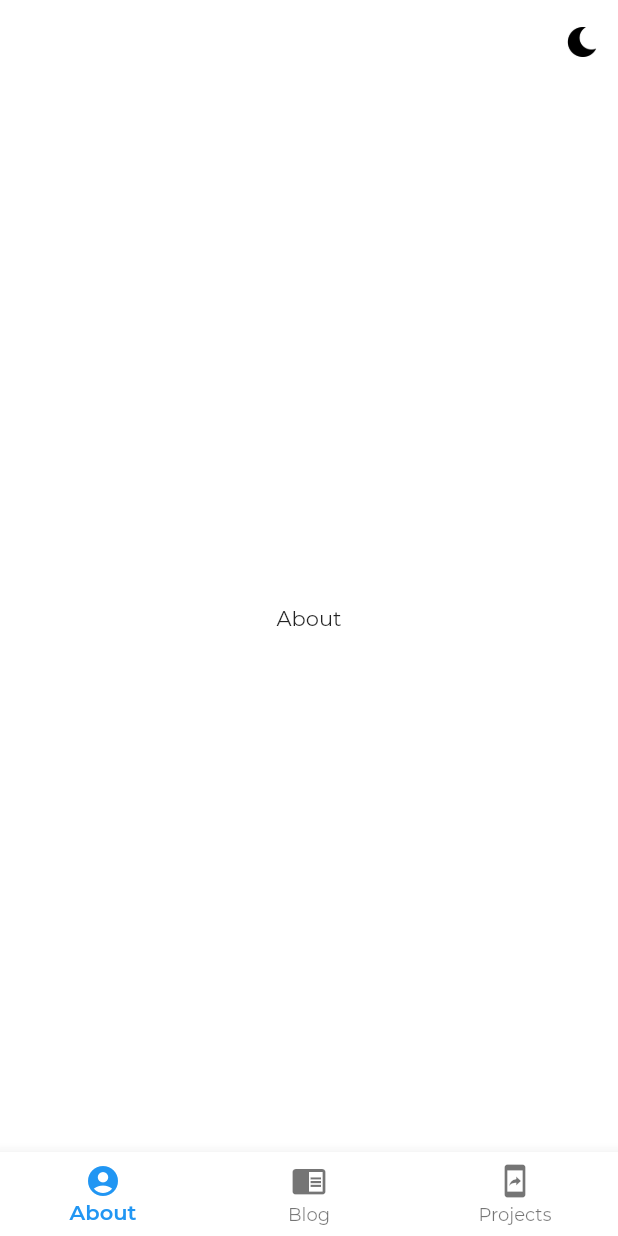
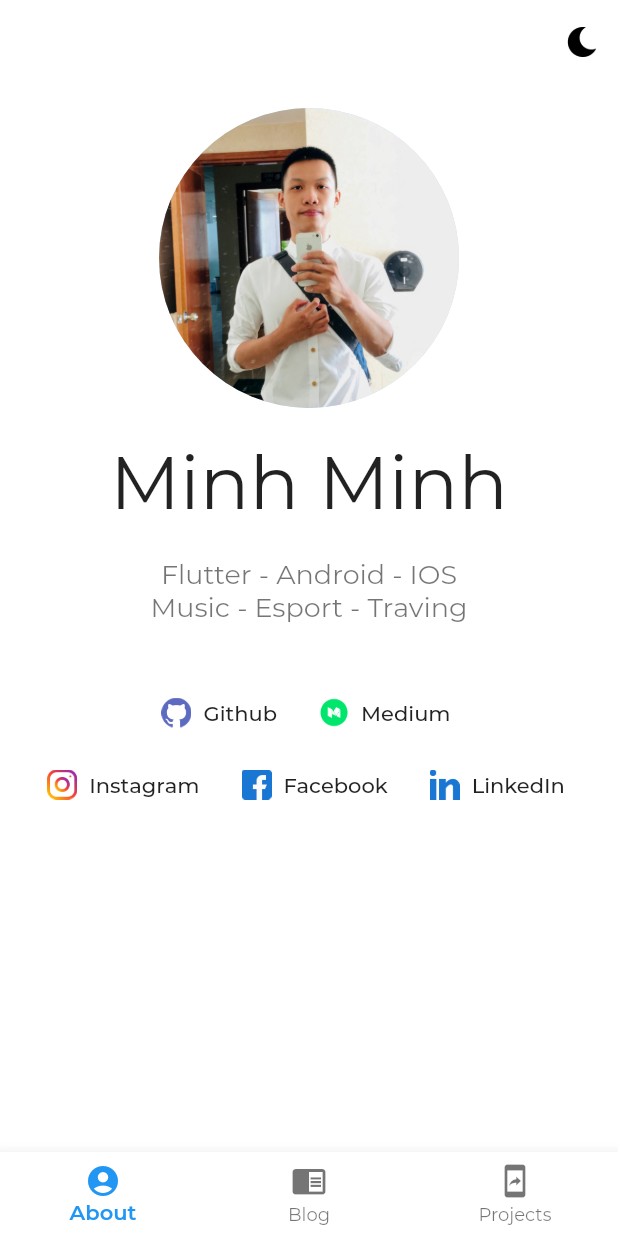
Before and after one commit to MinhMinh9201/portfolio_website_flutter, a Flutter app: the screen it shows after launch, on a phone screen of 412 x 824 dp. Run offline on Flutter 3.47's test engine with Material 2 defaults, Android fonts, the phone set to English and light mode, and no system bars; missing offline and left inert: dart:html.

Commit message:
Done: About page

```diff
--- a/lib/configs/constanst/app_images.dart
+++ b/lib/configs/constanst/app_images.dart
@@ -1,7 +1,11 @@
 class AppImages {
   AppImages._();
 
+  static final String imgAvatar = 'assets/images/avatar.jpg';
+
   static final String icMoon = 'assets/images/moon.png';
+  static final String icInstagram = 'assets/images/instagram.png';
+  static final String icLinkedIn = 'assets/images/linkedin.png';
   static final String icFB = 'assets/images/facebook.png';
   static final String icGithub = 'assets/images/github.png';
   static final String icMedium = 'assets/images/medium.png';
--- /dev/null
+++ b/lib/configs/constanst/app_values.dart
@@ -0,0 +1,11 @@
+class AppValues {
+  AppValues._();
+
+  static final String URL_FB = 'https://www.facebook.com/minh9201';
+  static final String URL_MEDIUM = 'https://medium.com/@minhminh9201';
+  static final String URL_LINKEDIN =
+      'https://www.linkedin.com/in/minh-minh-3b0674191/';
+  static final String URL_INSTAGRAM =
+      'https://www.instagram.com/minh_minh_sunlife/';
+  static final String URL_GITHUB = 'https://github.com/MinhMinh9201';
+}
--- a/lib/configs/constanst/constants.dart
+++ b/lib/configs/constanst/constants.dart
@@ -1,3 +1,4 @@
 export 'app_themes.dart';
 export 'app_styles.dart';
 export 'app_images.dart';
+export 'app_values.dart';
--- a/lib/presentation/about/sc_about.dart
+++ b/lib/presentation/about/sc_about.dart
@@ -1,12 +1,101 @@
 import 'package:flutter/material.dart';
+import 'package:portfolio_website/configs/configs.dart';
+import 'package:portfolio_website/presentation/theme_switcher.dart';
+import 'dart:html' as Html;
 
 class AboutScreen extends StatelessWidget {
   @override
   Widget build(BuildContext context) {
-    return Container(
+    return _buildContent(context);
+  }
+
+  Widget _buildContent(BuildContext context) {
+    return SingleChildScrollView(
       child: Center(
-        child: Text('About'),
+        child: Padding(
+          padding: EdgeInsets.all(16),
+          child: Column(
+            children: [
+              CircleAvatar(
+                radius: 100,
+                backgroundImage: Image.asset(AppImages.imgAvatar).image,
+              ),
+              _buildSpace(),
+              Text(
+                'Minh Minh',
+                textScaleFactor: 3.5,
+              ),
+              _buildSpace(),
+              Text(
+                'Flutter - Android - IOS \nMusic - Esport - Traving',
+                style: Theme.of(context).textTheme.caption,
+                textAlign: TextAlign.center,
+                textScaleFactor: 1.5,
+              ),
+              _buildSpace(small: false),
+              Row(
+                mainAxisAlignment: MainAxisAlignment.center,
+                crossAxisAlignment: CrossAxisAlignment.center,
+                children: [
+                  _buildFlatButton(
+                      label: "Github",
+                      icon: AppImages.icGithub,
+                      url: AppValues.URL_GITHUB),
+                  _buildFlatButton(
+                      label: "Medium",
+                      icon: ThemeSwitcher.of(context).isLightMode
+                          ? AppImages.icMediumLight
+                          : AppImages.icMedium,
+                      url: AppValues.URL_MEDIUM),
+                ],
+              ),
+              Row(
+                mainAxisAlignment: MainAxisAlignment.center,
+                crossAxisAlignment: CrossAxisAlignment.center,
+                children: [
+                  _buildFlatButton(
+                      label: "Instagram",
+                      icon: AppImages.icInstagram,
+                      url: AppValues.URL_INSTAGRAM),
+                  _buildFlatButton(
+                      label: 'Facebook',
+                      icon: AppImages.icFB,
+                      url: AppValues.URL_FB),
+                  _buildFlatButton(
+                      label: 'LinkedIn',
+                      icon: AppImages.icLinkedIn,
+                      url: AppValues.URL_LINKEDIN)
+                ],
+              )
+            ],
+          ),
+        ),
       ),
     );
   }
+
+  Widget _buildFlatButton({String url, String label, String icon}) {
+    return FlatButton.icon(
+        onPressed: () {
+          Html.window.open("$url", 'Minh Minh - Portfolio website');
+        },
+        icon: SizedBox(
+          width: 20,
+          height: 20,
+          child: Image.asset(icon),
+        ),
+        label: Text(label));
+  }
+
+  Widget _buildSpace({bool small = true}) {
+    return small
+        ? const SizedBox(
+            height: 20,
+            width: 20,
+          )
+        : const SizedBox(
+            height: 35,
+            width: 35,
+          );
+  }
 }
```
Also changed, not shown: pubspec.yaml (+8 -0 lines), assets/images/avatar.jpg (added), assets/images/instagram.png (added), assets/images/linkedin.png (added), lib/presentation/about/bloc/about_bloc.dart (added), lib/presentation/about/bloc/about_event.dart (added), lib/presentation/about/bloc/about_state.dart (added), lib/presentation/about/bloc/bloc.dart (added), pubspec.lock.
